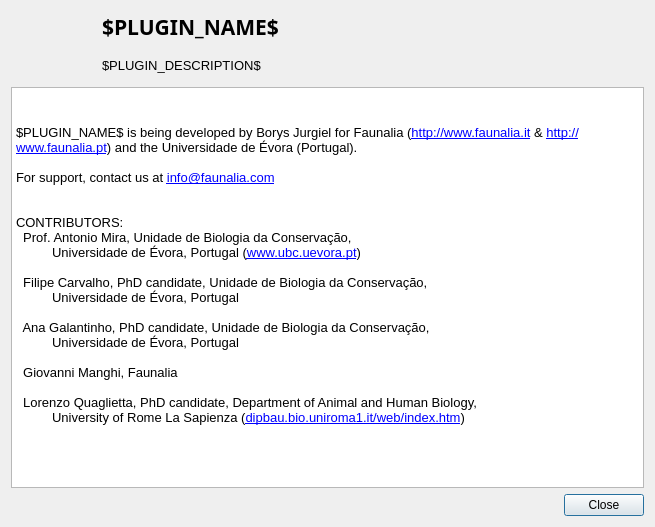
Above: DlgAbout.ui from borysiasty/triangulation before the change. Below: the same form after it.
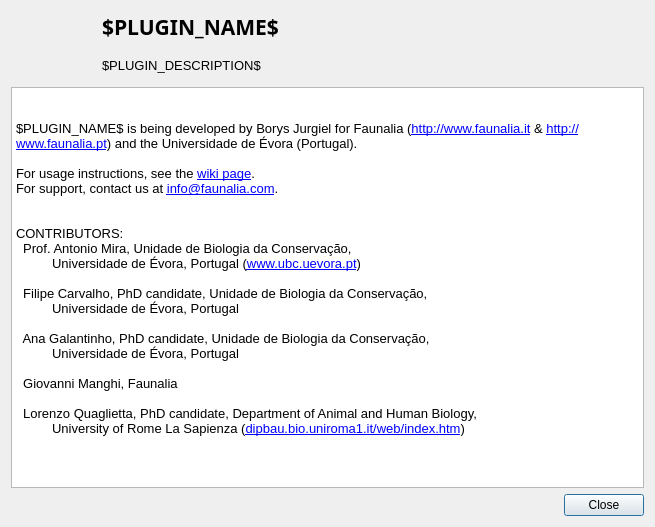
That is the form after the change. Icons and pictures are not drawn.

```diff
--- a/DlgAbout.ui
+++ b/DlgAbout.ui
@@ -78,29 +78,30 @@
       <string>&lt;!DOCTYPE HTML PUBLIC &quot;-//W3C//DTD HTML 4.0//EN&quot; &quot;http://www.w3.org/TR/REC-html40/strict.dtd&quot;&gt;
 &lt;html&gt;&lt;head&gt;&lt;meta name=&quot;qrichtext&quot; content=&quot;1&quot; /&gt;&lt;style type=&quot;text/css&quot;&gt;
 p, li { white-space: pre-wrap; }
-&lt;/style&gt;&lt;/head&gt;&lt;body style=&quot; font-family:'Ubuntu'; font-size:11pt; font-weight:400; font-style:normal;&quot;&gt;
-&lt;p align=&quot;right&quot; style=&quot; margin-top:0px; margin-bottom:0px; margin-left:0px; margin-right:0px; -qt-block-indent:0; text-indent:0px;&quot;&gt;&lt;img src=&quot;:/plugins/triangulation/about/icons/uevora_logo.jpg&quot; /&gt;&lt;img src=&quot;:/plugins/triangulation/about/icons/faunalia_pt_logo.png&quot; /&gt;&lt;/p&gt;
-&lt;p style=&quot;-qt-paragraph-type:empty; margin-top:0px; margin-bottom:0px; margin-left:0px; margin-right:0px; -qt-block-indent:0; text-indent:0px; font-family:'Sans'; font-size:10pt;&quot;&gt;&lt;/p&gt;
+&lt;/style&gt;&lt;/head&gt;&lt;body style=&quot; font-family:'DejaVu Sans'; font-size:9pt; font-weight:400; font-style:normal;&quot;&gt;
+&lt;p align=&quot;right&quot; style=&quot; margin-top:0px; margin-bottom:0px; margin-left:0px; margin-right:0px; -qt-block-indent:0; text-indent:0px;&quot;&gt;&lt;img src=&quot;:/plugins/triangulation/about/icons/faunalia_logo.png&quot; style=&quot;vertical-align: middle;&quot; /&gt;&lt;span style=&quot; vertical-align:middle;&quot;&gt;     &lt;/span&gt;&lt;img src=&quot;:/plugins/triangulation/about/icons/uevora_logo.jpg&quot; style=&quot;vertical-align: middle;&quot; /&gt;&lt;/p&gt;
+&lt;p style=&quot;-qt-paragraph-type:empty; margin-top:0px; margin-bottom:0px; margin-left:0px; margin-right:0px; -qt-block-indent:0; text-indent:0px; font-family:'Sans'; font-size:10pt;&quot;&gt;&lt;br /&gt;&lt;/p&gt;
 &lt;p style=&quot; margin-top:0px; margin-bottom:0px; margin-left:0px; margin-right:0px; -qt-block-indent:0; text-indent:0px;&quot;&gt;&lt;span style=&quot; font-family:'Sans'; font-size:10pt;&quot;&gt;$PLUGIN_NAME$ is being developed by Borys Jurgiel for Faunalia (&lt;/span&gt;&lt;a href=&quot;http://www.faunalia.it&quot;&gt;&lt;span style=&quot; font-family:'Sans'; font-size:10pt; text-decoration: underline; color:#0000ff;&quot;&gt;http://www.faunalia.it&lt;/span&gt;&lt;/a&gt;&lt;span style=&quot; font-family:'Sans'; font-size:10pt;&quot;&gt; &amp;amp; &lt;/span&gt;&lt;a href=&quot;http://www.faunalia.pt&quot;&gt;&lt;span style=&quot; font-family:'Sans'; font-size:10pt; text-decoration: underline; color:#0000ff;&quot;&gt;http://www.faunalia.pt&lt;/span&gt;&lt;/a&gt;&lt;span style=&quot; font-family:'Sans'; font-size:10pt;&quot;&gt;) and the Universidade de &lt;/span&gt;&lt;span style=&quot; font-family:'Sans Serif'; font-size:10pt;&quot;&gt;Évora (Portugal)&lt;/span&gt;&lt;span style=&quot; font-family:'Sans'; font-size:10pt;&quot;&gt;.&lt;/span&gt;&lt;/p&gt;
-&lt;p style=&quot;-qt-paragraph-type:empty; margin-top:0px; margin-bottom:0px; margin-left:0px; margin-right:0px; -qt-block-indent:0; text-indent:0px; font-family:'Sans'; font-size:10pt;&quot;&gt;&lt;/p&gt;
-&lt;p style=&quot; margin-top:0px; margin-bottom:0px; margin-left:0px; margin-right:0px; -qt-block-indent:0; text-indent:0px;&quot;&gt;&lt;span style=&quot; font-family:'Sans'; font-size:10pt;&quot;&gt;For support, contact us at &lt;/span&gt;&lt;a href=&quot;mailto:info@faunalia.com?subject=$MAIL_SUBJECT$&amp;amp;body=$MAIL_BODY$&quot;&gt;&lt;span style=&quot; font-family:'Sans'; font-size:10pt; text-decoration: underline; color:#0000ff;&quot;&gt;info@faunalia.com&lt;/span&gt;&lt;/a&gt;&lt;/p&gt;
-&lt;p style=&quot;-qt-paragraph-type:empty; margin-top:0px; margin-bottom:0px; margin-left:0px; margin-right:0px; -qt-block-indent:0; text-indent:0px; font-family:'Sans'; font-size:10pt;&quot;&gt;&lt;/p&gt;
-&lt;p style=&quot;-qt-paragraph-type:empty; margin-top:0px; margin-bottom:0px; margin-left:0px; margin-right:0px; -qt-block-indent:0; text-indent:0px; font-family:'Sans'; font-size:10pt;&quot;&gt;&lt;/p&gt;
+&lt;p style=&quot;-qt-paragraph-type:empty; margin-top:0px; margin-bottom:0px; margin-left:0px; margin-right:0px; -qt-block-indent:0; text-indent:0px; font-family:'Sans'; font-size:10pt;&quot;&gt;&lt;br /&gt;&lt;/p&gt;
+&lt;p style=&quot; margin-top:0px; margin-bottom:0px; margin-left:0px; margin-right:0px; -qt-block-indent:0; text-indent:0px;&quot;&gt;&lt;span style=&quot; font-family:'Sans'; font-size:10pt;&quot;&gt;For usage instructions, see the &lt;/span&gt;&lt;a href=&quot;http://hub.qgis.org/wiki/triangulation/Wiki&quot;&gt;&lt;span style=&quot; font-family:'Sans'; font-size:10pt; text-decoration: underline; color:#0000ff;&quot;&gt;wiki page&lt;/span&gt;&lt;/a&gt;&lt;span style=&quot; font-family:'Sans'; font-size:10pt;&quot;&gt;.&lt;/span&gt;&lt;/p&gt;
+&lt;p style=&quot; margin-top:0px; margin-bottom:0px; margin-left:0px; margin-right:0px; -qt-block-indent:0; text-indent:0px;&quot;&gt;&lt;span style=&quot; font-family:'Sans'; font-size:10pt;&quot;&gt;For support, contact us at &lt;/span&gt;&lt;a href=&quot;mailto:info@faunalia.com?subject=$MAIL_SUBJECT$&amp;amp;body=$MAIL_BODY$&quot;&gt;&lt;span style=&quot; font-family:'Sans'; font-size:10pt; text-decoration: underline; color:#0000ff;&quot;&gt;info@faunalia.com&lt;/span&gt;&lt;/a&gt;&lt;span style=&quot; font-family:'Sans'; font-size:10pt;&quot;&gt;.&lt;/span&gt;&lt;/p&gt;
+&lt;p style=&quot;-qt-paragraph-type:empty; margin-top:0px; margin-bottom:0px; margin-left:0px; margin-right:0px; -qt-block-indent:0; text-indent:0px; font-family:'Sans'; font-size:10pt;&quot;&gt;&lt;br /&gt;&lt;/p&gt;
+&lt;p style=&quot;-qt-paragraph-type:empty; margin-top:0px; margin-bottom:0px; margin-left:0px; margin-right:0px; -qt-block-indent:0; text-indent:0px; font-family:'Sans'; font-size:10pt;&quot;&gt;&lt;br /&gt;&lt;/p&gt;
 &lt;p style=&quot; margin-top:0px; margin-bottom:0px; margin-left:0px; margin-right:0px; -qt-block-indent:0; text-indent:0px;&quot;&gt;&lt;span style=&quot; font-family:'Sans'; font-size:10pt;&quot;&gt;CONTRIBUTORS:&lt;/span&gt;&lt;/p&gt;
 &lt;p style=&quot; margin-top:0px; margin-bottom:0px; margin-left:0px; margin-right:0px; -qt-block-indent:0; text-indent:0px;&quot;&gt;&lt;span style=&quot; font-family:'Sans Serif'; font-size:10pt;&quot;&gt;  Prof. Antonio Mira, Unidade de Biologia da Conservação, &lt;/span&gt;&lt;/p&gt;
 &lt;p style=&quot; margin-top:0px; margin-bottom:0px; margin-left:0px; margin-right:0px; -qt-block-indent:0; text-indent:0px;&quot;&gt;&lt;span style=&quot; font-family:'Sans Serif'; font-size:10pt;&quot;&gt;          Universidade de Évora, Portugal (&lt;/span&gt;&lt;a href=&quot;http://www.ubc.uevora.pt&quot;&gt;&lt;span style=&quot; font-family:'Sans Serif'; font-size:10pt; text-decoration: underline; color:#0000ff;&quot;&gt;www.ubc.uevora.pt&lt;/span&gt;&lt;/a&gt;&lt;span style=&quot; font-family:'Sans Serif'; font-size:10pt;&quot;&gt;)&lt;/span&gt;&lt;/p&gt;
-&lt;p style=&quot;-qt-paragraph-type:empty; margin-top:0px; margin-bottom:0px; margin-left:0px; margin-right:0px; -qt-block-indent:0; text-indent:0px; font-family:'Sans Serif'; font-size:10pt;&quot;&gt;&lt;/p&gt;
+&lt;p style=&quot;-qt-paragraph-type:empty; margin-top:0px; margin-bottom:0px; margin-left:0px; margin-right:0px; -qt-block-indent:0; text-indent:0px; font-family:'Sans Serif'; font-size:10pt;&quot;&gt;&lt;br /&gt;&lt;/p&gt;
 &lt;p style=&quot; margin-top:0px; margin-bottom:0px; margin-left:0px; margin-right:0px; -qt-block-indent:0; text-indent:0px;&quot;&gt;&lt;span style=&quot; font-family:'Sans Serif'; font-size:10pt;&quot;&gt;  Filipe Carvalho, PhD candidate, Unidade de Biologia da Conservação, &lt;/span&gt;&lt;/p&gt;
 &lt;p style=&quot; margin-top:0px; margin-bottom:0px; margin-left:0px; margin-right:0px; -qt-block-indent:0; text-indent:0px;&quot;&gt;&lt;span style=&quot; font-family:'Sans Serif'; font-size:10pt;&quot;&gt;          Universidade de Évora, Portugal&lt;/span&gt;&lt;/p&gt;
-&lt;p style=&quot;-qt-paragraph-type:empty; margin-top:0px; margin-bottom:0px; margin-left:0px; margin-right:0px; -qt-block-indent:0; text-indent:0px; font-family:'Sans Serif'; font-size:10pt;&quot;&gt;&lt;/p&gt;
+&lt;p style=&quot;-qt-paragraph-type:empty; margin-top:0px; margin-bottom:0px; margin-left:0px; margin-right:0px; -qt-block-indent:0; text-indent:0px; font-family:'Sans Serif'; font-size:10pt;&quot;&gt;&lt;br /&gt;&lt;/p&gt;
 &lt;p style=&quot; margin-top:0px; margin-bottom:0px; margin-left:0px; margin-right:0px; -qt-block-indent:0; text-indent:0px;&quot;&gt;&lt;span style=&quot; font-family:'Sans Serif'; font-size:10pt;&quot;&gt;  Ana Galantinho, PhD candidate, Unidade de Biologia da Conservação, &lt;/span&gt;&lt;/p&gt;
 &lt;p style=&quot; margin-top:0px; margin-bottom:0px; margin-left:0px; margin-right:0px; -qt-block-indent:0; text-indent:0px;&quot;&gt;&lt;span style=&quot; font-family:'Sans Serif'; font-size:10pt;&quot;&gt;          Universidade de Évora, Portugal&lt;/span&gt;&lt;/p&gt;
-&lt;p style=&quot;-qt-paragraph-type:empty; margin-top:0px; margin-bottom:0px; margin-left:0px; margin-right:0px; -qt-block-indent:0; text-indent:0px; font-family:'Sans Serif'; font-size:10pt;&quot;&gt;&lt;/p&gt;
+&lt;p style=&quot;-qt-paragraph-type:empty; margin-top:0px; margin-bottom:0px; margin-left:0px; margin-right:0px; -qt-block-indent:0; text-indent:0px; font-family:'Sans Serif'; font-size:10pt;&quot;&gt;&lt;br /&gt;&lt;/p&gt;
 &lt;p style=&quot; margin-top:0px; margin-bottom:0px; margin-left:0px; margin-right:0px; -qt-block-indent:0; text-indent:0px;&quot;&gt;&lt;span style=&quot; font-family:'Sans Serif'; font-size:10pt;&quot;&gt;  Giovanni Manghi, Faunalia&lt;/span&gt;&lt;/p&gt;
-&lt;p style=&quot;-qt-paragraph-type:empty; margin-top:0px; margin-bottom:0px; margin-left:0px; margin-right:0px; -qt-block-indent:0; text-indent:0px; font-family:'Sans Serif'; font-size:10pt;&quot;&gt;&lt;/p&gt;
+&lt;p style=&quot;-qt-paragraph-type:empty; margin-top:0px; margin-bottom:0px; margin-left:0px; margin-right:0px; -qt-block-indent:0; text-indent:0px; font-family:'Sans Serif'; font-size:10pt;&quot;&gt;&lt;br /&gt;&lt;/p&gt;
 &lt;p style=&quot; margin-top:0px; margin-bottom:0px; margin-left:0px; margin-right:0px; -qt-block-indent:0; text-indent:0px;&quot;&gt;&lt;span style=&quot; font-family:'Sans Serif'; font-size:10pt;&quot;&gt;  Lorenzo Quaglietta, PhD candidate, Department of Animal and Human Biology, &lt;/span&gt;&lt;/p&gt;
 &lt;p style=&quot; margin-top:0px; margin-bottom:0px; margin-left:0px; margin-right:0px; -qt-block-indent:0; text-indent:0px;&quot;&gt;&lt;span style=&quot; font-family:'Sans Serif'; font-size:10pt;&quot;&gt;          University of Rome La Sapienza (&lt;/span&gt;&lt;a href=&quot;http://dipbau.bio.uniroma1.it/web/index.htm&quot;&gt;&lt;span style=&quot; font-family:'Sans Serif'; font-size:10pt; text-decoration: underline; color:#0000ff;&quot;&gt;dipbau.bio.uniroma1.it/web/index.htm&lt;/span&gt;&lt;/a&gt;&lt;span style=&quot; font-family:'Sans Serif'; font-size:10pt;&quot;&gt;)&lt;/span&gt;&lt;/p&gt;
-&lt;p style=&quot;-qt-paragraph-type:empty; margin-top:0px; margin-bottom:0px; margin-left:0px; margin-right:0px; -qt-block-indent:0; text-indent:0px; font-family:'Sans Serif'; font-size:10pt;&quot;&gt;&lt;/p&gt;&lt;/body&gt;&lt;/html&gt;</string>
+&lt;p style=&quot;-qt-paragraph-type:empty; margin-top:0px; margin-bottom:0px; margin-left:0px; margin-right:0px; -qt-block-indent:0; text-indent:0px; font-family:'Sans Serif'; font-size:10pt;&quot;&gt;&lt;br /&gt;&lt;/p&gt;&lt;/body&gt;&lt;/html&gt;</string>
      </property>
      <property name="openExternalLinks">
       <bool>true</bool>
```
